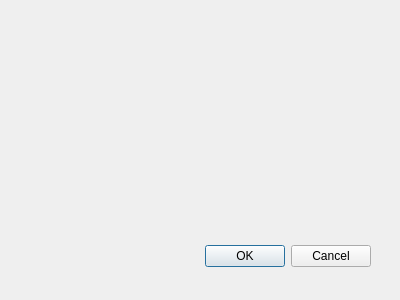
xamlo721/SecurityHelper, file ui/admin/dialogs/AdminRecommendationDialog.ui: the form before one commit.
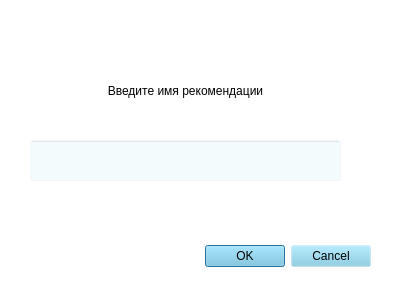
The form after the commit.

Commit message: add components & styles for dialogs.ui

Diff of the .ui file:
```diff
--- a/ui/admin/dialogs/AdminRecommendationDialog.ui
+++ b/ui/admin/dialogs/AdminRecommendationDialog.ui
@@ -15,7 +15,23 @@
   <property name="windowTitle">
    <string>Dialog</string>
   </property>
-  <widget name="buttonBox" class="QDialogButtonBox">
+  <property name="styleSheet">
+   <string notr="true">QWidget {
+		background-color : rgba(120, 200, 228, 20);
+		font: 75 16pt &quot;MS Shell Dlg 2&quot;;
+}
+
+QLabel {
+		background-color : rgba(255, 255, 255, 20);
+		font: 75 16pt &quot;MS Shell Dlg 2&quot;;
+}
+QDialog {
+		background-color : rgba(255, 255, 255, 255);
+		font: 75 16pt &quot;MS Shell Dlg 2&quot;;
+}
+</string>
+  </property>
+  <widget class="QDialogButtonBox" name="buttonBox">
    <property name="geometry">
     <rect>
      <x>30</x>
@@ -31,6 +47,32 @@
     <set>QDialogButtonBox::Cancel|QDialogButtonBox::Ok</set>
    </property>
   </widget>
+  <widget class="QLabel" name="labelTitle">
+   <property name="geometry">
+    <rect>
+     <x>30</x>
+     <y>80</y>
+     <width>311</width>
+     <height>21</height>
+    </rect>
+   </property>
+   <property name="text">
+    <string>Введите имя рекомендации</string>
+   </property>
+   <property name="alignment">
+    <set>Qt::AlignCenter</set>
+   </property>
+  </widget>
+  <widget class="QLineEdit" name="lineEditName">
+   <property name="geometry">
+    <rect>
+     <x>30</x>
+     <y>140</y>
+     <width>311</width>
+     <height>41</height>
+    </rect>
+   </property>
+  </widget>
  </widget>
  <pixmapfunction/>
  <resources/>
```
Left out of the diff: 7 changed lines with no effect on the pictures. The commit also changes 4 other files.
